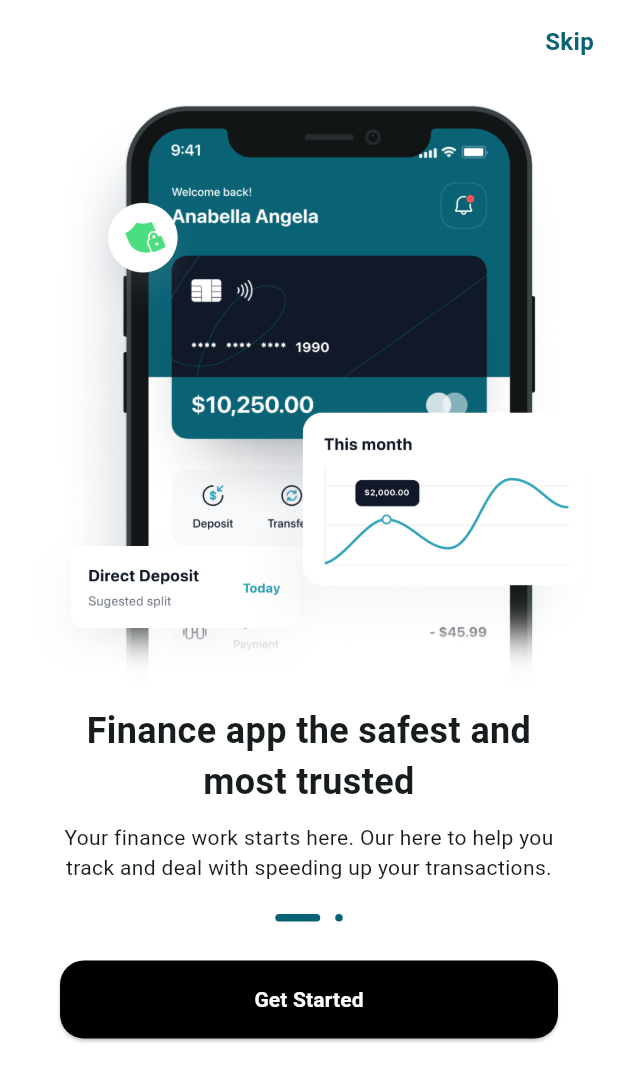
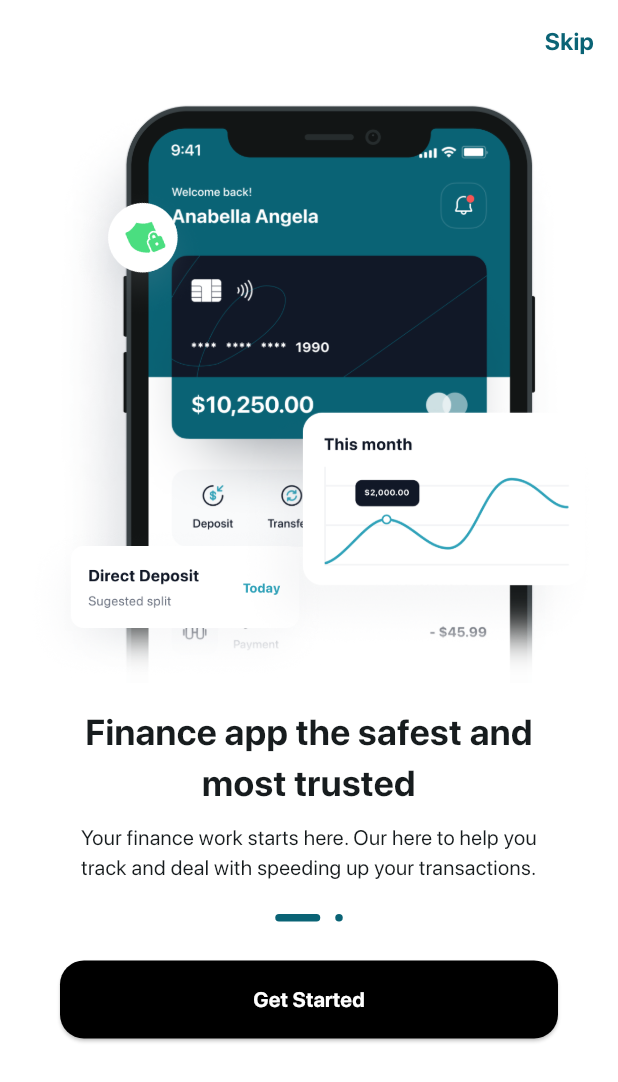
Before and after one commit to codearemo/smartpay, a Flutter app: the screen it shows after launch, on a phone screen of 412 x 824 dp. Shown: the top 1082 px of the screen. Run offline on Flutter 3.47's test engine with Material 3 defaults, Android fonts, the phone set to English and light mode, and no system bars.

Commit message:
Added font

```diff
--- a/lib/main.dart
+++ b/lib/main.dart
@@ -1,5 +1,6 @@
 import 'package:assesment_test/splash_screen/splash_screen.dart';
 import 'package:assesment_test/utils/colors.dart';
+import 'package:assesment_test/utils/fonts.dart';
 import 'package:flutter/material.dart';
 import 'package:flutter/services.dart';
 
@@ -28,8 +29,21 @@ class MyApp extends StatelessWidget {
           useMaterial3: true,
           scaffoldBackgroundColor: AppColors.white,
           appBarTheme: const AppBarTheme(
-            color: AppColors.white,
+            backgroundColor: AppColors.white,
+            foregroundColor: AppColors.white,
+            surfaceTintColor: AppColors.white,
+            titleTextStyle:  TextStyle(
+              color: AppColors.grey900,
+              fontSize: 18.0,
+              fontWeight: FontWeight.bold,
+              fontFamily: AppFonts.sfProDisplay,
+            ),
+            iconTheme:  IconThemeData(
+              color: AppColors.grey900,
+            ),
+            elevation: 0,
           ),
+          fontFamily: AppFonts.sfProDisplay,
         ),
         home: const MyHomePage(),
       ),
--- /dev/null
+++ b/lib/utils/fonts.dart
@@ -0,0 +1,3 @@
+class AppFonts {
+  static const String sfProDisplay = 'SF Pro Display';
+}
```
Also changed, not shown: pubspec.yaml (+7 -6 lines), assets/fonts/sf-pro-display/SFPRODISPLAYBOLD.OTF (added), assets/fonts/sf-pro-display/SFPRODISPLAYMEDIUM.OTF (added), assets/fonts/sf-pro-display/SFPRODISPLAYREGULAR.OTF (added).
